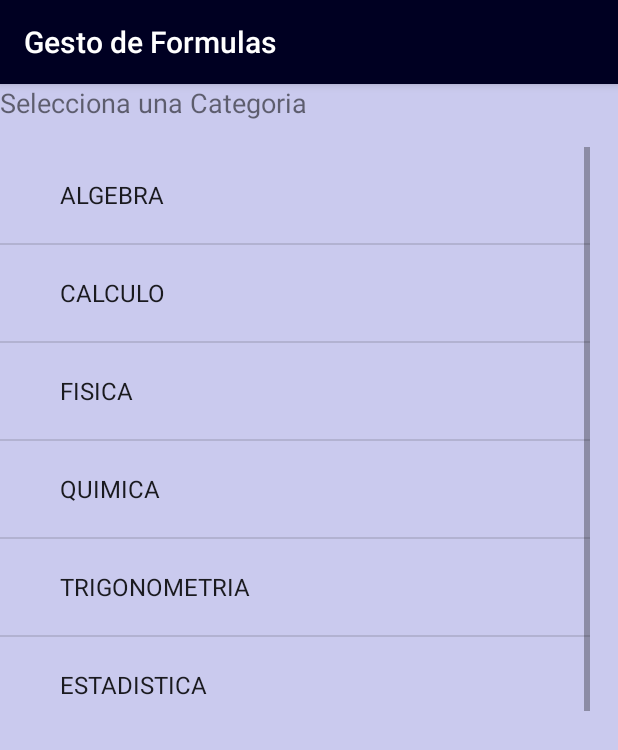
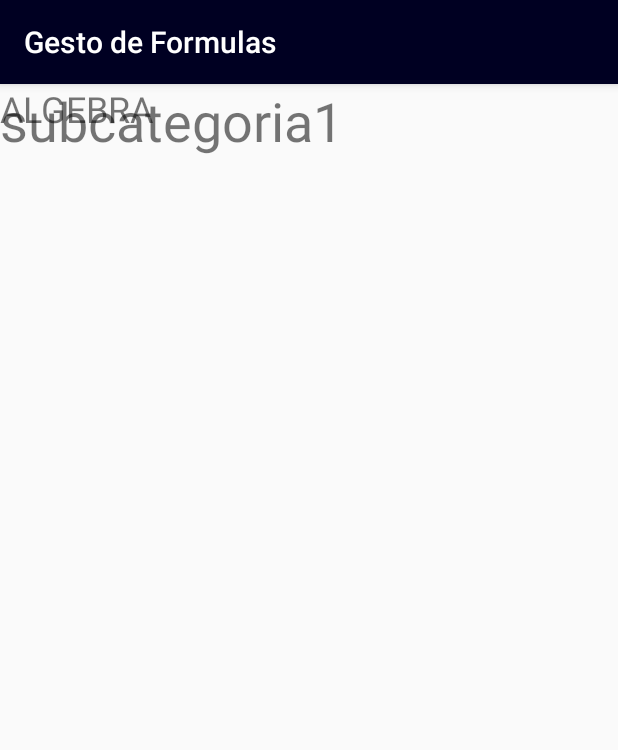
Before and after one commit to yeison642/GestodeFormula, an Android app: the screen it shows after launch (MainActivity before the commit, calculo after it), after a tap on "ALGEBRA", on a phone screen of 412 x 824 dp. Shown: the top 750 px of the screen. Run offline under Robolectric (Android 15) with nearby library versions, the phone set to English and light mode, and no system bars.

Commit message:
primer navegacion

```diff
--- a/app/src/main/java/com/example/gestodeformulas/MainActivity.java
+++ b/app/src/main/java/com/example/gestodeformulas/MainActivity.java
@@ -2,6 +2,7 @@ package com.example.gestodeformulas;
 
 import androidx.appcompat.app.AppCompatActivity;
 
+import android.content.Intent;
 import android.os.Bundle;
 import android.view.View;
 import android.widget.AdapterView;
@@ -10,7 +11,7 @@ import android.widget.ListView;
 import android.widget.TextView;
 import android.widget.Toast;
 
-public class MainActivity extends AppCompatActivity {
+public class MainActivity extends AppCompatActivity implements ListView.OnItemClickListener {
 
     ListView listView;
     String []valores = new String[] {"ALGEBRA","CALCULO","FISICA","QUIMICA","TRIGONOMETRIA","ESTADISTICA"};
@@ -24,13 +25,18 @@ public class MainActivity extends AppCompatActivity {
         listView = (ListView)findViewById(R.id.lvLista);
 
         ArrayAdapter<String> adapter = new ArrayAdapter<String>(this, android.R.layout.simple_expandable_list_item_1,valores);
+        listView.setOnItemClickListener(this);
         listView.setAdapter(adapter);
-        listView.setOnItemClickListener(new AdapterView.OnItemClickListener() {
-            @Override
-            public void onItemClick(AdapterView<?> adapterView, View view, int i, long l) {
-                Toast.makeText(getApplicationContext(),"Position"+i,Toast.LENGTH_SHORT).show();
-            }
-        });
+
+
+    }
+
+    @Override
+    public void onItemClick(AdapterView<?> adapterView, View view, int i, long l) {
+        String valor = (String) adapterView.getItemAtPosition(i);
+        Intent nuevoForm = new Intent(MainActivity.this,calculo.class);
+        nuevoForm.putExtra("Categorias",valor);
+        startActivity(nuevoForm);
 
     }
 }
--- a/app/src/main/java/com/example/gestodeformulas/calculo.java
+++ b/app/src/main/java/com/example/gestodeformulas/calculo.java
@@ -3,12 +3,22 @@ package com.example.gestodeformulas;
 import androidx.appcompat.app.AppCompatActivity;
 
 import android.os.Bundle;
+import android.widget.TextView;
 
 public class calculo extends AppCompatActivity {
+
+    private TextView tv2;
 
     @Override
     protected void onCreate(Bundle savedInstanceState) {
         super.onCreate(savedInstanceState);
         setContentView(R.layout.activity_calculo);
+
+        tv2 = (TextView) findViewById(R.id.tv2);
+        Bundle parametros = getIntent().getExtras();
+        if(parametros != null){
+            tv2.setText(parametros.getString("Categorias"));
+
+        }
     }
 }
--- a/app/src/main/res/layout/activity_calculo.xml
+++ b/app/src/main/res/layout/activity_calculo.xml
@@ -7,11 +7,20 @@
     tools:context=".calculo">
 
     <TextView
-        android:id="@+id/textView"
+        android:id="@+id/tv1"
         android:layout_width="wrap_content"
         android:layout_height="wrap_content"
         android:text="@string/TextCalculo"
         android:textSize="36sp"
-        tools:layout_editor_absoluteX="146dp"
-        tools:layout_editor_absoluteY="95dp" />
+        tools:layout_editor_absoluteX="102dp"
+        tools:layout_editor_absoluteY="325dp" />
+
+    <TextView
+        android:id="@+id/tv2"
+        android:layout_width="234dp"
+        android:layout_height="46dp"
+        android:text="TextView"
+        android:textSize="24sp"
+        tools:layout_editor_absoluteX="16dp"
+        tools:layout_editor_absoluteY="16dp" />
 </androidx.constraintlayout.widget.ConstraintLayout>
--- a/app/src/main/res/values/strings.xml
+++ b/app/src/main/res/values/strings.xml
@@ -1,6 +1,6 @@
 <resources>
     <string name="app_name">Gesto de Formulas</string>
     <string name="TextView">Selecciona una Categoria</string>
-    <string name="TextCalculo">Calculo</string>
+    <string name="TextCalculo">subcategoria1</string>
 
 </resources>
```
